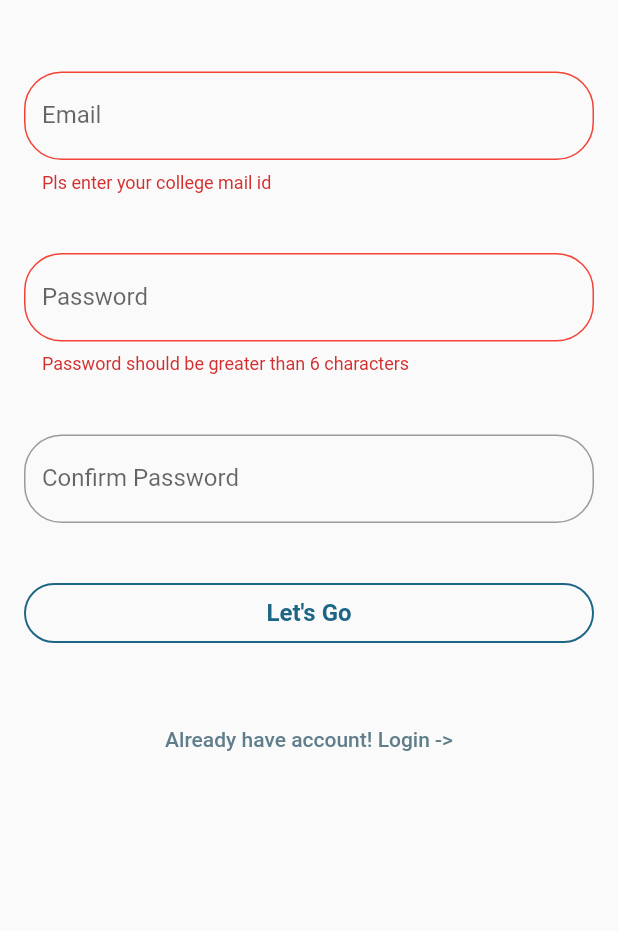
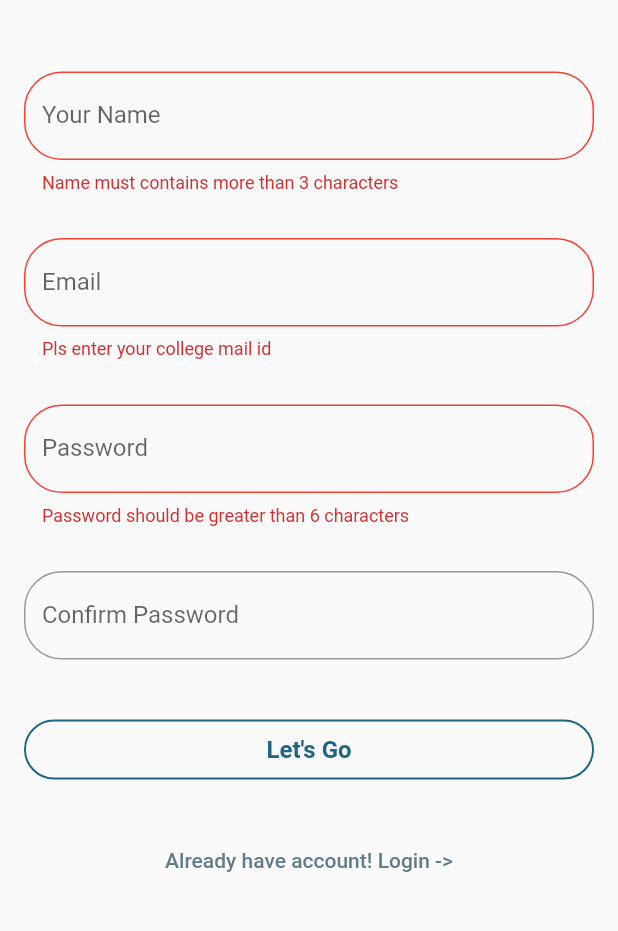
Before and after one commit to rak3n/NotesGallery-1, a Flutter app: the SignUpScreen screen opened by its route, after a tap on "Let's Go", on a phone screen of 412 x 824 dp, the part 209-1140 px from its top. Run offline on Flutter 3.47's test engine with Material 2 defaults, Android fonts, the phone set to English and light mode, and no system bars; our stand-ins replace file_picker, firebase_auth, firebase_core, firebase_storage, flutter_easyloading, share and 1 more; missing offline and left inert: syncfusion_flutter_pdfviewer; accounts and stored records are empty; network calls fail.

```diff
--- a/lib/provider/authProvider.dart
+++ b/lib/provider/authProvider.dart
@@ -2,6 +2,7 @@ import 'package:firebase_auth/firebase_auth.dart';
 import 'package:flutter/material.dart';
 import 'dart:convert';
 import 'package:http/http.dart' as http;
+import 'package:notes_gallery/models/userModel.dart';
 import 'package:notes_gallery/utils/give_exception.dart';
 import 'package:shared_preferences/shared_preferences.dart';
 
@@ -11,6 +12,12 @@ class Authentication with ChangeNotifier {
   DateTime? _expiryDate;
   String _status = '';
   bool? _isAdmin;
+  String? _name;
+  UserModel? _currentUser;
+
+  UserModel? get currentUser {
+    return _currentUser;
+  }
 
   bool get isAuth {
     return token != null;
@@ -18,6 +25,10 @@ class Authentication with ChangeNotifier {
 
   bool? get isAdmin {
     return _isAdmin;
+  }
+
+  String? get name {
+    return _name;
   }
 
   String? get token {
@@ -50,13 +61,25 @@ class Authentication with ChangeNotifier {
       print(" USER user detail-:  ${user.user}");
       IdTokenResult? idTokenResult = await user.user?.getIdTokenResult(true);
       print(" User user-> result  ${idTokenResult!.claims!['user_id']}");
-      _userId = idTokenResult.claims?['user_id'] ?? "";
+      print("@@@@@@@@@@@@@@@@@@@--->${idTokenResult.claims}");
+
+      _userId = idTokenResult.claims?['user_id'];
+      _name = idTokenResult.claims?['displayName'];
+      _isAdmin = idTokenResult.claims?['isAdmin'];
+      print(_name);
       _status = "successful";
-
-      notifyListeners();
+      _currentUser = UserModel(
+        uid: _userId ?? '',
+        displayName: _name ?? "",
+        isStudent: !(_isAdmin ?? false),
+      );
 
       final prefs = await SharedPreferences.getInstance();
       prefs.setString('userId', _userId ?? "");
+      print("prefs setted >>>>>");
+      print(currentUser?.displayName ?? "");
+
+      notifyListeners();
 
       return status;
     } on FirebaseAuthException catch (e) {
@@ -68,7 +91,6 @@ class Authentication with ChangeNotifier {
   }
 
   Future<bool> autoLogin() async {
-    print("hitssss");
     final prefs = await SharedPreferences.getInstance();
     if (!prefs.containsKey("userId")) {
       return false;
@@ -78,8 +100,8 @@ class Authentication with ChangeNotifier {
       return false;
     }
     _userId = uid;
+    print("AUTO LOGIN BLOC ---->     ${_userId}");
     notifyListeners();
-    print("yha tk aaya");
     return true;
   }
 
@@ -93,7 +115,7 @@ class Authentication with ChangeNotifier {
   }
 
   Future<String?> _authenticate(
-      String email, String password, String urlSegment) async {
+      String email, String password, String name) async {
     String? url = 'https://protected-waters-32301.herokuapp.com/signup';
 
     final checkAdminUrl =
@@ -123,6 +145,7 @@ class Authentication with ChangeNotifier {
             'email': email,
             'password': password,
             'isAdmin': isAdmin,
+            'displayName': name,
           },
         ),
         encoding: Encoding.getByName('utf-8'),
@@ -143,7 +166,8 @@ class Authentication with ChangeNotifier {
     }
   }
 
-  Future<String?> signUp(String? email, String? password) async {
-    return _authenticate(email!, password!, 'signUp');
+  Future<String?> signUp(
+      String? email, String? password, String? userName) async {
+    return _authenticate(email!, password!, userName!);
   }
 }
--- a/lib/provider/noteProvider.dart
+++ b/lib/provider/noteProvider.dart
@@ -11,6 +11,7 @@ class NotesProvider with ChangeNotifier {
   List<Note> notesList = [];
   final String? userId;
   final String? token;
+
   NotesProvider({
     required this.userId,
     required this.token,
--- a/lib/screens/LoginScreen/login_screen.dart
+++ b/lib/screens/LoginScreen/login_screen.dart
@@ -134,6 +134,8 @@ class _LoginScreenState extends State<LoginScreen> {
                                     setState(() {
                                       isLoading = false;
                                     });
+                                    Navigator.pushReplacementNamed(
+                                        context, '/home');
                                   },
                                   child: const Text(
                                     'Login',
--- a/lib/screens/NotesScreen/widgets/pdfCard.dart
+++ b/lib/screens/NotesScreen/widgets/pdfCard.dart
@@ -141,7 +141,7 @@ class _PdfCardState extends State<PdfCard> {
                           onPressed: () {
                             shareMyFile(
                               noteUrl: widget.note.url,
-                              fileName: widget.note.name,
+                              fileName: widget.note.subject,
                             );
                           },
                           icon: Icon(Icons.share),
--- a/lib/screens/SignUpScreen/sign_up_screen.dart
+++ b/lib/screens/SignUpScreen/sign_up_screen.dart
@@ -17,6 +17,7 @@ class _SignUpScreenState extends State<SignUpScreen> {
   final mailController = TextEditingController();
   final passwordController = TextEditingController();
   final confirmPasswordController = TextEditingController();
+  final nameController = TextEditingController();
   bool isLoading = false;
   void showErrorDialog(String message) {
     showDialog(
@@ -58,6 +59,36 @@ class _SignUpScreenState extends State<SignUpScreen> {
                       height: 40,
                     ),
                     TextFormField(
+                      controller: nameController,
+                      decoration: InputDecoration(
+                        labelText: "Your Name",
+                        border: OutlineInputBorder(
+                          borderRadius: new BorderRadius.circular(25.0),
+                          borderSide: new BorderSide(),
+                        ),
+                        focusedBorder: OutlineInputBorder(
+                          borderRadius: new BorderRadius.circular(25.0),
+                          borderSide: new BorderSide(),
+                        ),
+                        errorBorder: OutlineInputBorder(
+                          borderRadius: new BorderRadius.circular(25.0),
+                          borderSide: new BorderSide(
+                            color: Colors.red,
+                          ),
+                        ),
+                      ),
+                      validator: (value) {
+                        if (value!.length < 2) {
+                          //TODO: change condition for jietjodhpur
+                          return "Name must contains more than 3 characters";
+                        }
+                        return null;
+                      },
+                    ),
+                    SizedBox(
+                      height: 30,
+                    ),
+                    TextFormField(
                       controller: mailController,
                       decoration: InputDecoration(
                         labelText: "Email",
@@ -85,7 +116,7 @@ class _SignUpScreenState extends State<SignUpScreen> {
                       },
                     ),
                     SizedBox(
-                      height: 40,
+                      height: 30,
                     ),
                     TextFormField(
                       controller: passwordController,
@@ -114,7 +145,7 @@ class _SignUpScreenState extends State<SignUpScreen> {
                       },
                     ),
                     SizedBox(
-                      height: 40,
+                      height: 30,
                     ),
                     TextFormField(
                       controller: confirmPasswordController,
@@ -171,13 +202,18 @@ class _SignUpScreenState extends State<SignUpScreen> {
                                     final status = await auth.signUp(
                                       mailController.text,
                                       confirmPasswordController.text,
+                                      nameController.text,
+
+                                      // 'test123@jietjodhpur.ac.in',
+                                      // '123456',
+                                      // 'sailu',
                                     ); //TODO: chnage to ontroller
+                                    setState(() {
+                                      isLoading = false;
+                                    });
                                     if (status != "successful") {
                                       showErrorDialog(status ?? "");
                                     }
-                                    setState(() {
-                                      isLoading = false;
-                                    });
                                   },
                                   child: const Text(
                                     "Let's Go",
@@ -192,7 +228,7 @@ class _SignUpScreenState extends State<SignUpScreen> {
                       ),
                     ),
                     SizedBox(
-                      height: 40,
+                      height: 30,
                     ),
                     TextButton(
                       child: Text(
```
Also changed, not shown: lib/main.dart (+6 -4 lines), lib/provider/discussionProvider.dart (+12 -11 lines), lib/screens/CommentsScreen/comments_screen.dart (+11 -7 lines), lib/screens/DiscussionPanelScreen/discussion_panel_screen.dart (+8 -5 lines), lib/screens/HomePageScreen/home_page_screen.dart (+9 -0 lines), lib/screens/NotesScreen/notes_screen.dart (+11 -1 lines).
